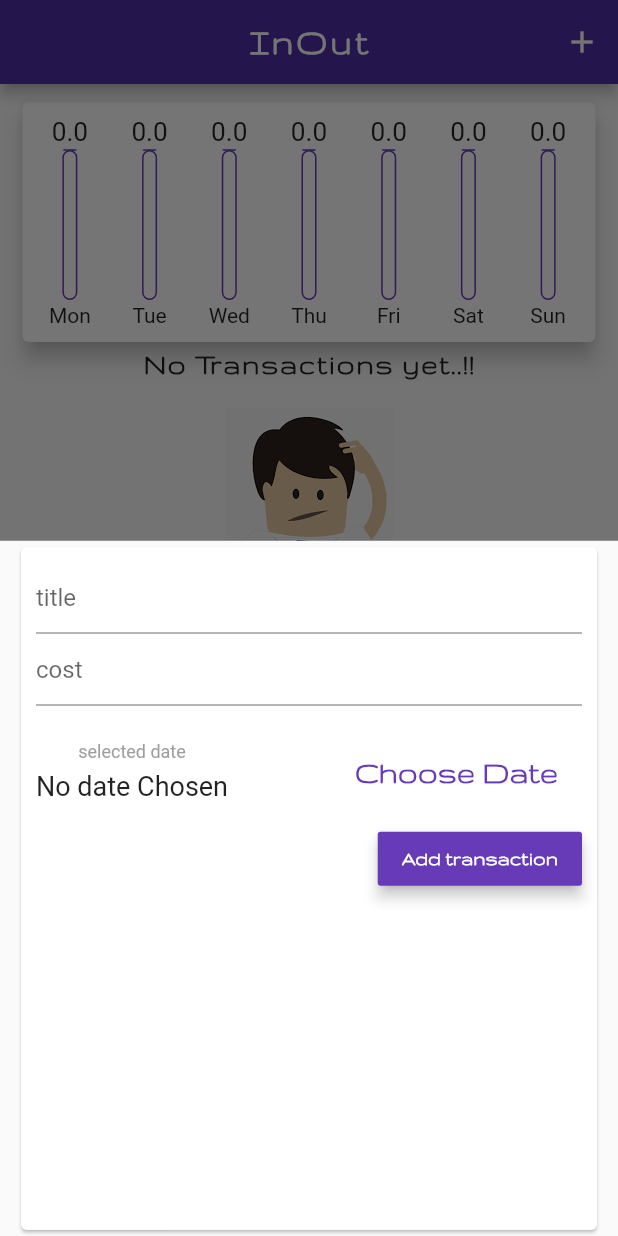
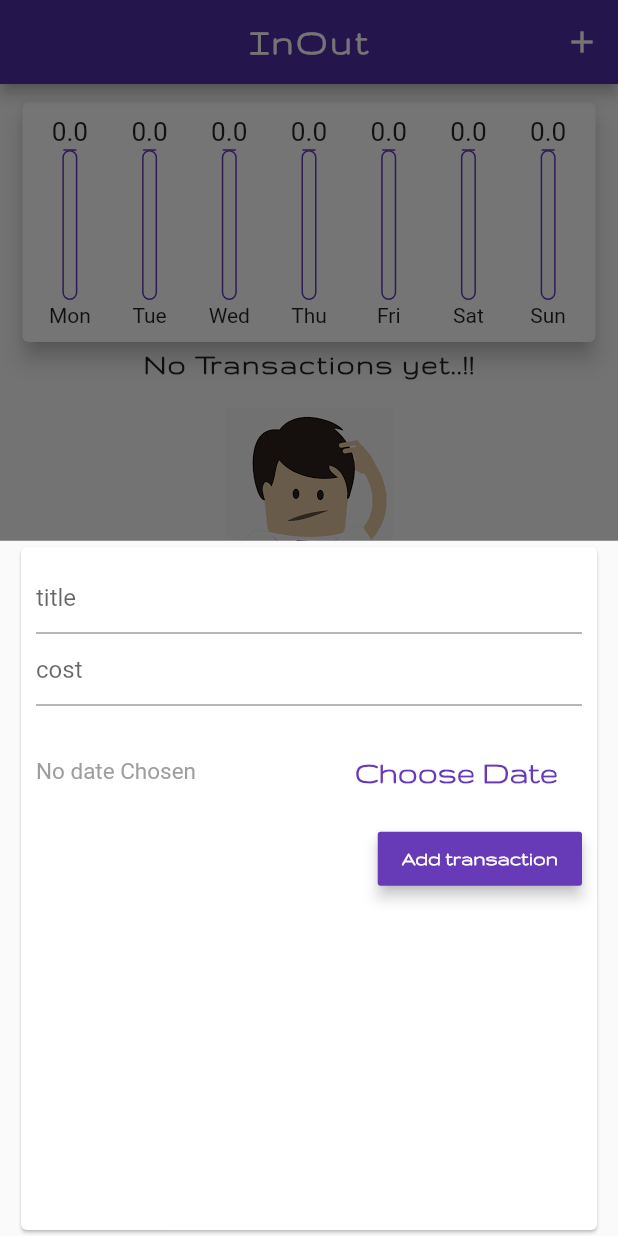
Before and after one commit to ziyadonji/Inout-expense-app, a Flutter app: the screen it shows after launch, after a tap on the "add" icon, on a phone screen of 412 x 824 dp. Run offline on Flutter 3.47's test engine with Material 2 defaults, Android fonts, the phone set to English and light mode, and no system bars.

Commit message:
delete transaction and list modification

```diff
--- a/lib/main.dart
+++ b/lib/main.dart
@@ -57,15 +57,23 @@ class _HomeState extends State<Home> {
           return NewTransaction(_addTransaction);
         });
   }
+  void removeItem(index){
+    setState(() {
+      _transaction.removeWhere((element) => element.id==index);
+    });
 
-  void _addTransaction(costt, tittle) {
+
+  }
+
+
+  void _addTransaction(costt, tittle,DateTime chosedDate) {
     setState(
       () {
         _transaction.insert(
           0,
           Transaction(
             cost: costt,
-            date: DateTime.now(),
+            date: chosedDate,
             id: DateTime.now().toString(),
             title: tittle,
           ),
@@ -119,7 +127,7 @@ class _HomeState extends State<Home> {
         children: [
           Column(children: [
             Chart(_recentTransactions),
-            TransactionList(_transaction),
+            TransactionList(_transaction,removeItem),
           ]),
         ],
       ),
--- a/lib/widgets/chart.dart
+++ b/lib/widgets/chart.dart
@@ -11,28 +11,26 @@ class Chart extends StatelessWidget {
 
   List<Bar> get groupedTransactionValue {
     return List.generate(7, (index) {
-      var weakDay=DateTime.now().subtract(Duration(days: index));
-      double amount=0;
-      for(var i=0;i<recentTransaction.length;i++){
-        if (weakDay.day==recentTransaction[i].date.day&&
-            weakDay.hour==recentTransaction[i].date.hour&&
-            weakDay.year==recentTransaction[i].date.year){
-               amount+=recentTransaction[i].cost;
-            }
-
+      var weakDay = DateTime.now().subtract(Duration(days: index));
+      double amount = 0;
+      for (var i = 0; i < recentTransaction.length; i++) {
+        if (weakDay.day == recentTransaction[i].date.day &&
+            weakDay.month == recentTransaction[i].date.month &&
+            weakDay.year == recentTransaction[i].date.year) {
+          amount += recentTransaction[i].cost;
+        }
       }
       print(amount);
       print(DateFormat.E().format(weakDay));
-      return Bar(DateFormat.E().format(weakDay),double.parse(amount.toStringAsFixed(0)));
-
+      return Bar(DateFormat.E().format(weakDay),
+          double.parse(amount.toStringAsFixed(0)));
     }).reversed.toList();
   }
 
-  double get totalSum{
-    double totalSum=0;
-    for (var i in groupedTransactionValue){
-     totalSum+= i.amount;
-
+  double get totalSum {
+    double totalSum = 0;
+    for (var i in groupedTransactionValue) {
+      totalSum += i.amount;
     }
 
     return totalSum;
@@ -46,17 +44,17 @@ class Chart extends StatelessWidget {
       elevation: 6,
       child: Container(
         padding: EdgeInsets.all(5),
-        child: Row(mainAxisAlignment: MainAxisAlignment.spaceEvenly,
-          children: [
+        child: Row(mainAxisAlignment: MainAxisAlignment.spaceEvenly, children: [
           ...groupedTransactionValue.map((e) {
-            return
-            Flexible(
+            return Flexible(
               fit: FlexFit.tight,
-                        child: ChartBar(amountPcntTotal:
-               (totalSum==0)?0.0001:double.parse(e.amount.toString())/ totalSum,label: e.day,totalAmountSpent: double.parse(e.amount.toString())),
+              child: ChartBar(
+                  amountPcntTotal: (totalSum == 0)
+                      ? 0.0001
+                      : double.parse(e.amount.toString()) / totalSum,
+                  label: e.day,
+                  totalAmountSpent: double.parse(e.amount.toString())),
             );
-
-
           })
         ]),
       ),
--- a/lib/widgets/chart_bar.dart
+++ b/lib/widgets/chart_bar.dart
@@ -1,6 +1,6 @@
 import 'package:flutter/material.dart';
 
-class ChartBar extends StatelessWidget {
+class ChartBar extends StatefulWidget {
   final String label;
   final double totalAmountSpent;
   final double amountPcntTotal;
@@ -8,13 +8,18 @@ class ChartBar extends StatelessWidget {
   ChartBar({this.amountPcntTotal, this.label, this.totalAmountSpent});
 
   @override
+  _ChartBarState createState() => _ChartBarState();
+}
+
+class _ChartBarState extends State<ChartBar> {
+  @override
   Widget build(BuildContext context) {
     return Column(
       children: <Widget>[
         SizedBox(height: 5),
          Container(
            height: 20,
-           child: FittedBox(child: Text(totalAmountSpent.toString()))),
+           child: FittedBox(child: Text(widget.totalAmountSpent.toString()))),
         SizedBox(height: 2),
         Container(
           height: 100,
@@ -33,7 +38,7 @@ class ChartBar extends StatelessWidget {
 
               ),
                FractionallySizedBox(
-                heightFactor: amountPcntTotal,
+                heightFactor: widget.amountPcntTotal,
                 child: Container(
                   width: 10,
                   decoration: BoxDecoration(
@@ -47,7 +52,7 @@ class ChartBar extends StatelessWidget {
           ),
         ),
         SizedBox(height: 2),
-        Text(label),
+        Text(widget.label),
         SizedBox(height: 5),
       ],
     );
--- a/lib/widgets/new_transaction.dart
+++ b/lib/widgets/new_transaction.dart
@@ -34,10 +34,11 @@ class _NewTransactionState extends State<NewTransaction> {
     final titleEntered = title.text;
     final amountEntered = double.parse(amount.text);
 
-    if (titleEntered.isEmpty || amountEntered <= -1) {
+    if (titleEntered.isEmpty || amountEntered <= -1||selectedDate==null) {
       return;
     }
-    widget.addTransaction(amountEntered, titleEntered);
+
+    widget.addTransaction(amountEntered, titleEntered,selectedDate);
     Navigator.of(context).pop();
   }
 
@@ -75,9 +76,8 @@ class _NewTransactionState extends State<NewTransaction> {
                 children: <Widget>[
                   Column(
                     children: <Widget>[
-                      Text('selected date',style:TextStyle(fontSize: 12,color: Colors.grey)),
-                      SizedBox(height: 5,),
-                      Text( (selectedDate==null?"No date Chosen":DateFormat.yMd().format(selectedDate)),style: TextStyle(fontSize: 18),),
+
+                      Text( (selectedDate==null?"No date Chosen":DateFormat.yMd().format(selectedDate)),style: TextStyle(fontSize: 15,color: Colors.grey),),
                     ],
                   ),
 
--- a/lib/widgets/transaction_list.dart
+++ b/lib/widgets/transaction_list.dart
@@ -1,24 +1,42 @@
 import 'package:flutter/material.dart';
-
 
 import 'package:intl/intl.dart';
 
-class TransactionList extends StatelessWidget {
+class TransactionList extends StatefulWidget {
+  final Function removeItem;
+
+
   final List _transaction;
-  TransactionList(this._transaction);
+  TransactionList(this._transaction,this.removeItem);
+
+  @override
+  _TransactionListState createState() => _TransactionListState();
+}
+
+class _TransactionListState extends State<TransactionList> {
 
   @override
   Widget build(BuildContext context) {
     return Container(
-      height: 310,
-      child: _transaction.isEmpty?Column(
-        children:[Text("No Transactions yet..!!",style: Theme.of(context).textTheme.headline6,),
-
-        SizedBox(height:20)
-          ,Container(height:200,child: Image.asset("assets/images/waiting.png",fit: BoxFit.cover,)),
+      height: 460,
+      child: widget._transaction.isEmpty
+          ? Column(
+              children: [
+                Text(
+                  "No Transactions yet..!!",
+                  style: Theme.of(context).textTheme.headline6,
+                ),
+                SizedBox(height: 20),
+                Container(
+                    height: 200,
+                    child: Image.asset(
+                      "assets/images/waiting.png",
+                      fit: BoxFit.cover,
+                    )),
               ],
-      ):ListView.builder(
-        itemCount: _transaction.length,
+            )
+          : ListView.builder(
+              itemCount: widget._transaction.length,
               physics: AlwaysScrollableScrollPhysics(),
               itemBuilder: (context, index) {
                 return
@@ -41,11 +59,9 @@ class TransactionList extends StatelessWidget {
                     //          )
                     //        ),
 
-
                     //      ),
                     //    ),
                     //  );
-
 
                     Card(
                   elevation: 5,
@@ -56,7 +72,8 @@ class TransactionList extends StatelessWidget {
                   child: Row(children: [
                     Container(
                       width: 85,
-                margin: EdgeInsets.symmetric(vertical: 10, horizontal: 10),
+                      margin:
+                          EdgeInsets.symmetric(vertical: 10, horizontal: 10),
                       padding: EdgeInsets.all(10),
                       decoration: BoxDecoration(
                         borderRadius: BorderRadius.all(Radius.elliptical(7, 7)),
@@ -69,7 +86,7 @@ class TransactionList extends StatelessWidget {
                         height: 20,
                         child: FittedBox(
                           child: Text(
-                      '${_transaction[index].cost.toStringAsFixed(0)} Rs',
+                            '${widget._transaction[index].cost.toStringAsFixed(0)} Rs',
                             textAlign: TextAlign.center,
                             style: TextStyle(
                               color: Theme.of(context).primaryColor,
@@ -83,21 +100,32 @@ class TransactionList extends StatelessWidget {
                     Column(
                       crossAxisAlignment: CrossAxisAlignment.start,
                       children: <Widget>[
-                  Text(
-                    _transaction[index].title,
+                        Text(widget._transaction[index].title,
                             style: Theme.of(context).textTheme.headline6),
                         SizedBox(
                           height: 10,
                         ),
                         Text(
-                    DateFormat.yMMMd().format(_transaction[index].date),
+                          DateFormat.yMMMd().format(widget._transaction[index].date),
                           style: TextStyle(
                             fontSize: 14,
                             color: Colors.grey,
                           ),
                         ),
                       ],
-              )
+                    ),
+                    SizedBox(
+                      width: 90,
+                    ),
+                    IconButton(
+                        icon: Icon(
+                          Icons.delete,
+                          color: Theme.of(context).errorColor,
+                        ),
+                        onPressed:(){
+                          print(widget._transaction[index].id);
+                          return widget.removeItem(widget._transaction[index].id);
+                        }),
                   ]),
                 );
               },
```
Lines whose indentation alone changed are shown as unchanged.
